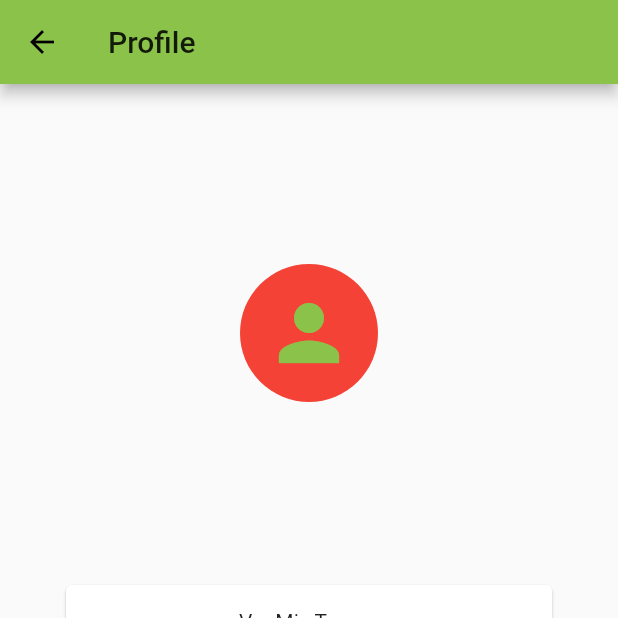
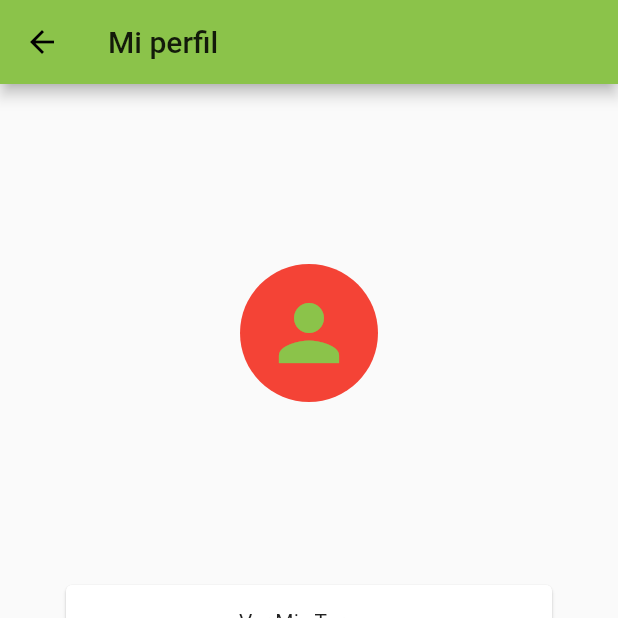
Before and after one commit to julitaras/turnAR, a Flutter app: the UserProfile screen opened directly with empty values, on a phone screen of 412 x 824 dp, the top half of it. Run offline on Flutter 3.47's test engine with Material 2 defaults, Android fonts, the phone set to English and light mode, and no system bars; our stand-ins replace firebase_auth, firebase_core, firebase_database, font_awesome_flutter, google_sign_in, googleapis_auth; missing offline and left inert: googleapis; accounts and stored records are empty.

Commit message:
Change profile for mi perfil

```diff
--- a/lib/pages/user.dart
+++ b/lib/pages/user.dart
@@ -28,7 +28,7 @@ class _UserProfileState extends State<UserProfile> {
   Widget build(BuildContext context) {
     return Scaffold(
         appBar: AppBar(
-          title: Text("Profile"),
+          title: Text("Mi perfil"),
         ),
         body: SingleChildScrollView(
           child: Container(
```
